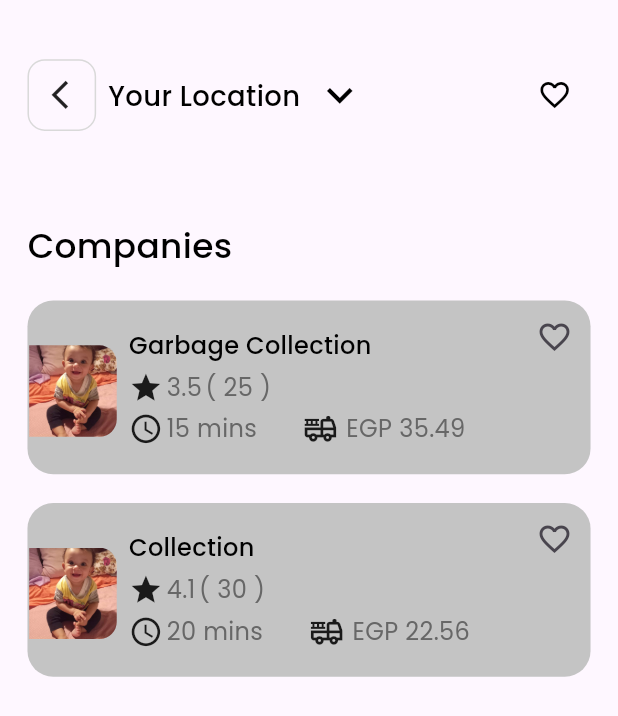
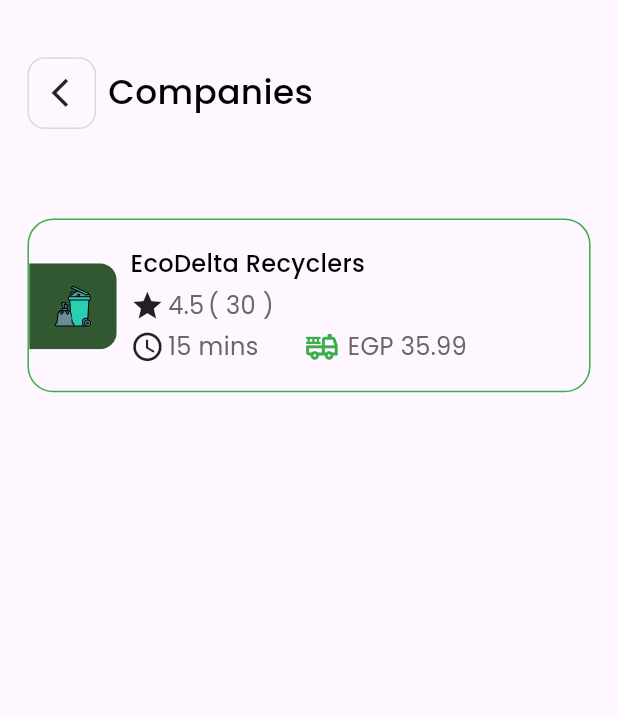
Before and after one commit to Marwanali2/ReNu_graduation_project, a Flutter app: the SelectCompanyView screen opened by its route, on a phone screen of 412 x 824 dp. Shown: the top 716 px of the screen. Run offline on Flutter 3.47's test engine with Material 3 defaults, Android fonts, the phone set to English and light mode, and no system bars; our stand-ins replace dropdown_button2, flutter_screenutil, flutter_svg, go_router, google_fonts, google_maps_flutter and 1 more; missing offline and left inert: panara_dialogs; project files that could hold a hidden picture were left out.

Commit message:
refactor select company view

```diff
--- a/lib/features/clean_up/presentation/views/select_company.dart
+++ b/lib/features/clean_up/presentation/views/select_company.dart
@@ -1,9 +1,7 @@
 import 'package:flutter/material.dart';
-import 'package:flutter/widgets.dart';
 import 'package:flutter_screenutil/flutter_screenutil.dart';
 import 'package:go_router/go_router.dart';
 import 'package:graduation_project/core/routing/app_router.dart';
-import 'package:graduation_project/core/theme/styles.dart';
 import 'package:graduation_project/features/clean_up/presentation/views/widgets/company_container.dart';
 import 'package:graduation_project/features/clean_up/presentation/views/widgets/your_location_appbar.dart';
 
@@ -23,36 +21,18 @@ class SelectCompanyView extends StatelessWidget {
               SizedBox(
                 height: 50.h,
               ),
-              Text(
-                'Companies',
-                style: TextStyles.font20BlackMeduim,
-              ),
-              SizedBox(
-                height: 16.h,
-              ),
               GestureDetector(
                 onTap: () {
                   GoRouter.of(context).push(AppRouter.kCompanyDetails);
                 },
                 child: const CompaniesContainer(
-                  title: 'Garbage Collection',
-                  rating: 3.5,
-                  numOfRatings: 25,
+                  title: 'EcoDelta Recyclers',
+                  rating: 4.5,
+                  numOfRatings: 30,
                   deliveryDuration: '15 mins',
-                  deliveryCost: 35.49,
+                  deliveryCost: 35.99,
                   imageAsset: 'assets/images/anosa.jpg',
                 ),
-              ),
-              SizedBox(
-                height: 16.h,
-              ),
-              const CompaniesContainer(
-                title: 'Collection',
-                rating: 4.1,
-                numOfRatings: 30,
-                deliveryDuration: '20 mins',
-                deliveryCost: 22.56,
-                imageAsset: 'assets/images/anosa.jpg',
               ),
             ],
           ),
--- a/lib/features/clean_up/presentation/views/widgets/company_container.dart
+++ b/lib/features/clean_up/presentation/views/widgets/company_container.dart
@@ -2,6 +2,7 @@ import 'package:flutter/material.dart';
 import 'package:flutter_screenutil/flutter_screenutil.dart';
 import 'package:graduation_project/core/theme/colors.dart';
 import 'package:graduation_project/core/theme/styles.dart';
+import 'package:graduation_project/features/home/presentation/views/widgets/svg_picture_ccomponent.dart';
 
 class CompaniesContainer extends StatelessWidget {
   const CompaniesContainer({
@@ -27,8 +28,9 @@ class CompaniesContainer extends StatelessWidget {
           width: 330.w,
           height: 97.h,
           decoration: BoxDecoration(
-              borderRadius: BorderRadius.circular(15.r),
-              color: ColorsManager.semiGrey4),
+            border: Border.all(color: ColorsManager.green1),
+            borderRadius: BorderRadius.circular(15.r),
+          ),
           child: Row(
             crossAxisAlignment: CrossAxisAlignment.start,
             children: [
@@ -65,7 +67,11 @@ class CompaniesContainer extends StatelessWidget {
                       Text(deliveryDuration,
                           style: TextStyles.font14GreyNormal),
                       SizedBox(width: 27.w),
-                      Icon(Icons.fire_truck_outlined, size: 20.spMax),
+                      Icon(
+                        Icons.fire_truck_outlined,
+                        size: 20.spMax,
+                        color: ColorsManager.green1,
+                      ),
                       SizedBox(width: 5.w),
                       Text('EGP $deliveryCost',
                           style: TextStyles.font14GreyNormal),
@@ -73,25 +79,29 @@ class CompaniesContainer extends StatelessWidget {
                   ),
                 ],
               ),
-              const Spacer(),
-              IconButton(
-                  onPressed: () {}, icon: const Icon(Icons.favorite_border))
             ],
           ),
         ),
         Positioned(
           left: 1.w,
           top: 25.h,
-          child: SizedBox(
-            width: 51.w,
-            height: 51.h,
-            child: ClipRRect(
-              borderRadius: BorderRadius.only(
-                  topRight: Radius.circular(10.r),
-                  bottomRight: Radius.circular(10.r)),
-              child: Image.asset(
-                imageAsset,
-                fit: BoxFit.cover,
+          child: ClipRRect(
+            borderRadius: BorderRadius.only(
+              topRight: Radius.circular(10.r),
+              bottomRight: Radius.circular(10.r),
+            ),
+            child: Container(
+              width: 51.w,
+              height: 48.h,
+              decoration: BoxDecoration(
+                color: ColorsManager.green2,
+              ),
+              child: const Center(
+                child: SvgPictureComponent(
+                  name: 'rubbish',
+                  height: 24,
+                  width: 24,
+                ),
               ),
             ),
           ),
--- a/lib/features/clean_up/presentation/views/widgets/your_location_appbar.dart
+++ b/lib/features/clean_up/presentation/views/widgets/your_location_appbar.dart
@@ -1,11 +1,9 @@
 import 'package:flutter/material.dart';
 import 'package:flutter_screenutil/flutter_screenutil.dart';
 import 'package:go_router/go_router.dart';
-import 'package:graduation_project/core/routing/app_router.dart';
 import 'package:graduation_project/core/theme/styles.dart';
 import 'package:graduation_project/features/clean_up/presentation/views/widgets/back_container.dart';
 import 'package:graduation_project/features/clean_up/presentation/views/widgets/location_service.dart';
-
 
 // ignore: must_be_immutable
 class YourLocationAppBar extends StatelessWidget {
@@ -25,29 +23,9 @@ class YourLocationAppBar extends StatelessWidget {
           width: 7.w,
         ),
         Text(
-          'Your Location',
-          style: TextStyles.font16BlackMeduim,
+          'Companies',
+          style: TextStyles.font20BlackMeduim,
         ),
-        SizedBox(
-          width: 1.w,
-        ),
-        IconButton(
-            onPressed: () {},
-            icon: Icon(
-              Icons.keyboard_arrow_down_outlined,
-              color: Colors.black,
-              size: 30.spMax,
-            )),
-        const Spacer(),
-        IconButton(
-            onPressed: () {
-              GoRouter.of(context).push(AppRouter.kFavCompanies);
-            },
-            icon: Icon(
-              Icons.favorite_border_outlined,
-              color: Colors.black,
-              size: 20.spMax,
-            )),
       ],
     );
   }
--- a/lib/features/home/presentation/views/widgets/notifications/single_notifications_container.dart
+++ b/lib/features/home/presentation/views/widgets/notifications/single_notifications_container.dart
@@ -1,4 +1,6 @@
+import 'package:flutter/cupertino.dart';
 import 'package:flutter/material.dart';
+import 'package:flutter/widgets.dart';
 import 'package:flutter_screenutil/flutter_screenutil.dart';
 import 'package:graduation_project/core/theme/colors.dart';
 import 'package:graduation_project/core/theme/styles.dart';
@@ -43,7 +45,7 @@ class SingleNotificationContainer extends StatelessWidget {
                 ),
                 SizedBox(width: 5.w),
                 SizedBox(
-                  width: MediaQuery.sizeOf(context).width * 0.5.h,
+                  width: (MediaQuery.sizeOf(context).height * 0.18.h),
                   child: Text(
                     notificationTitle,
                     style: TextStyles.font15SemiBlack2SemiBold
```
Also changed, not shown: assets/map_styles/dark_map_style.json (+52 -113 lines), lib/features/clean_up/presentation/views/custom_google_map.dart (+0 -7 lines), assets/svg/rubbish.svg (added).
